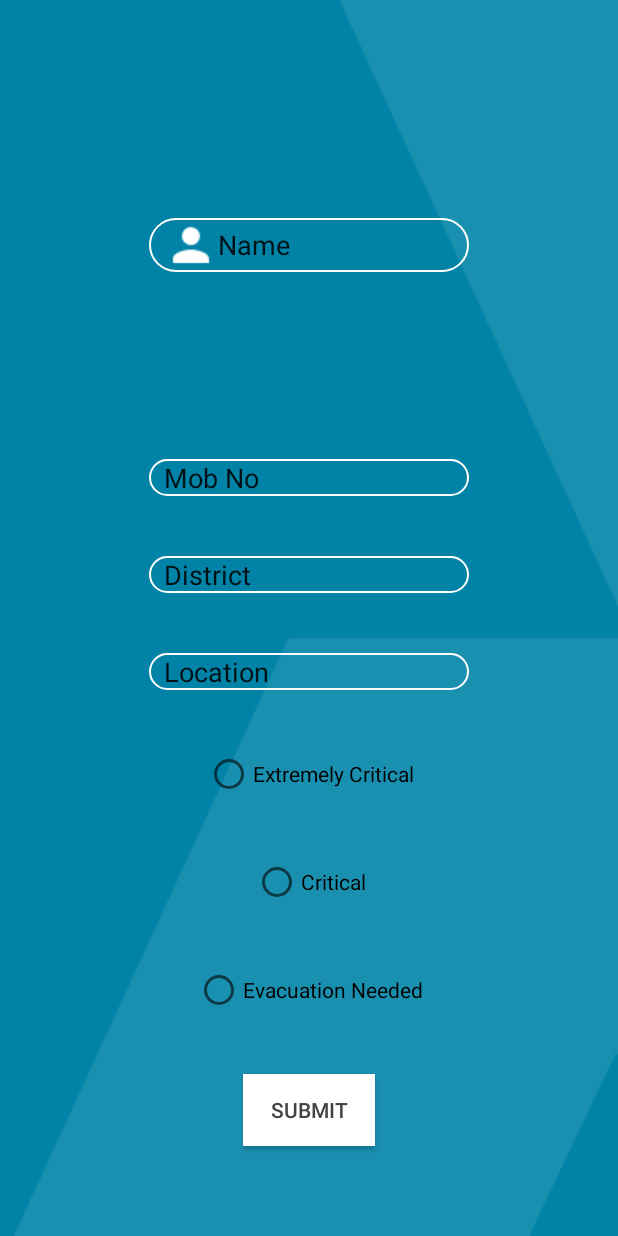
After one commit to SanduSuresh/KeralaFloodRescue, an Android app: the VictimHome screen opened directly, with no data from a screen before it, on a phone screen of 412 x 824 dp. The commit adds this screen. Run offline under Robolectric (Android 15) with nearby library versions, the phone set to English and light mode, and no system bars.

Commit message:
Added Victim Home

```diff
--- a/app/build.gradle
+++ b/app/build.gradle
@@ -28,6 +28,11 @@ dependencies {
 
     implementation 'androidx.appcompat:appcompat:1.1.0'
     implementation 'androidx.constraintlayout:constraintlayout:1.1.3'
+    implementation 'androidx.legacy:legacy-support-v4:1.0.0'
+    implementation 'com.google.android.material:material:1.0.0'
+    implementation 'androidx.navigation:navigation-fragment:2.0.0'
+    implementation 'androidx.navigation:navigation-ui:2.0.0'
+    implementation 'androidx.lifecycle:lifecycle-extensions:2.0.0'
     testImplementation 'junit:junit:4.12'
     androidTestImplementation 'androidx.test.ext:junit:1.1.1'
     androidTestImplementation 'androidx.test.espresso:espresso-core:3.2.0'
--- a/app/src/main/AndroidManifest.xml
+++ b/app/src/main/AndroidManifest.xml
@@ -9,7 +9,8 @@
         android:roundIcon="@mipmap/ic_launcher_round"
         android:supportsRtl="true"
         android:theme="@style/AppTheme">
-        <activity android:name=".AdminHome"></activity>
+        <activity android:name=".VictimHome"></activity>
+        <activity android:name=".AdminHome" />
         <activity android:name=".AdminLogin" />
         <activity android:name=".MainActivity">
             <intent-filter>
--- /dev/null
+++ b/app/src/main/java/com/example/keralafloodrescue/VictimHome.java
@@ -0,0 +1,14 @@
+package com.example.keralafloodrescue;
+
+import androidx.appcompat.app.AppCompatActivity;
+
+import android.os.Bundle;
+
+public class VictimHome extends AppCompatActivity {
+
+    @Override
+    protected void onCreate(Bundle savedInstanceState) {
+        super.onCreate(savedInstanceState);
+        setContentView(R.layout.activity_victim_home);
+    }
+}
--- /dev/null
+++ b/app/src/main/res/layout/activity_victim_home.xml
@@ -0,0 +1,123 @@
+<?xml version="1.0" encoding="utf-8"?>
+<androidx.constraintlayout.widget.ConstraintLayout xmlns:android="http://schemas.android.com/apk/res/android"
+    xmlns:app="http://schemas.android.com/apk/res-auto"
+    xmlns:tools="http://schemas.android.com/tools"
+    android:layout_width="match_parent"
+    android:layout_height="match_parent"
+    android:background="@drawable/back"
+    tools:context=".VictimHome">
+
+    <EditText
+        android:id="@+id/nameText"
+        android:layout_width="wrap_content"
+        android:layout_height="wrap_content"
+        android:layout_marginStart="83dp"
+        android:layout_marginTop="60dp"
+        android:layout_marginEnd="83dp"
+        android:layout_marginBottom="40dp"
+        android:ems="10"
+        android:inputType="textPersonName"
+        android:text="Name"
+        android:background="@drawable/shapeemail"
+        android:drawableLeft="@drawable/ic_person_black_24dp"
+        app:layout_constraintBottom_toTopOf="@+id/mobText"
+        app:layout_constraintEnd_toEndOf="parent"
+        app:layout_constraintStart_toStartOf="parent"
+        app:layout_constraintTop_toTopOf="parent" />
+
+    <EditText
+        android:id="@+id/mobText"
+        android:layout_width="wrap_content"
+        android:layout_height="wrap_content"
+        android:layout_marginStart="83dp"
+        android:layout_marginEnd="83dp"
+        android:layout_marginBottom="40dp"
+        android:ems="10"
+        android:inputType="textPersonName"
+        android:text="Mob No"
+        android:background="@drawable/shapeemail"
+        app:layout_constraintBottom_toTopOf="@+id/distText"
+        app:layout_constraintEnd_toEndOf="parent"
+        app:layout_constraintStart_toStartOf="parent" />
+
+    <EditText
+        android:id="@+id/distText"
+        android:layout_width="wrap_content"
+        android:layout_height="wrap_content"
+        android:layout_marginStart="83dp"
+        android:layout_marginEnd="83dp"
+        android:layout_marginBottom="40dp"
+        android:ems="10"
+        android:inputType="textPersonName"
+        android:text="District"
+        android:background="@drawable/shapeemail"
+        app:layout_constraintBottom_toTopOf="@+id/locText"
+        app:layout_constraintEnd_toEndOf="parent"
+        app:layout_constraintStart_toStartOf="parent" />
+
+    <RadioButton
+        android:id="@+id/extcriticRB"
+        android:layout_width="wrap_content"
+        android:layout_height="wrap_content"
+        android:layout_marginStart="120dp"
+        android:layout_marginEnd="120dp"
+        android:layout_marginBottom="40dp"
+        android:text="Extremely Critical"
+        app:layout_constraintBottom_toTopOf="@+id/criticRB"
+        app:layout_constraintEnd_toEndOf="parent"
+        app:layout_constraintStart_toStartOf="parent" />
+
+    <RadioButton
+        android:id="@+id/criticRB"
+        android:layout_width="wrap_content"
+        android:layout_height="wrap_content"
+        android:layout_marginStart="152dp"
+        android:layout_marginEnd="152dp"
+        android:layout_marginBottom="40dp"
+        android:text="Critical"
+        app:layout_constraintBottom_toTopOf="@+id/evacRB"
+        app:layout_constraintEnd_toEndOf="parent"
+        app:layout_constraintStart_toStartOf="parent" />
+
+    <RadioButton
+        android:id="@+id/evacRB"
+        android:layout_width="wrap_content"
+        android:layout_height="wrap_content"
+        android:layout_marginStart="113dp"
+        android:layout_marginEnd="113dp"
+        android:layout_marginBottom="40dp"
+        android:text="Evacuation Needed"
+        app:layout_constraintBottom_toTopOf="@+id/submitBtn"
+        app:layout_constraintEnd_toEndOf="parent"
+        app:layout_constraintStart_toStartOf="parent" />
+
+    <Button
+        android:id="@+id/submitBtn"
+        android:layout_width="wrap_content"
+        android:layout_height="wrap_content"
+        android:layout_marginStart="145dp"
+        android:layout_marginEnd="145dp"
+        android:layout_marginBottom="60dp"
+        android:text="Submit"
+        android:textColor="@color/cardview_dark_background"
+        android:background="#ffffff"
+        app:layout_constraintBottom_toBottomOf="parent"
+        app:layout_constraintEnd_toEndOf="parent"
+        app:layout_constraintStart_toStartOf="parent" />
+
+    <EditText
+        android:id="@+id/locText"
+        android:layout_width="wrap_content"
+        android:layout_height="wrap_content"
+        android:layout_marginStart="83dp"
+        android:layout_marginEnd="83dp"
+        android:layout_marginBottom="40dp"
+        android:ems="10"
+        android:inputType="textPersonName"
+        android:text="Location"
+        android:background="@drawable/shapeemail"
+        app:layout_constraintBottom_toTopOf="@+id/extcriticRB"
+        app:layout_constraintEnd_toEndOf="parent"
+        app:layout_constraintStart_toStartOf="parent" />
+
+</androidx.constraintlayout.widget.ConstraintLayout>
```
Also changed, not shown: app/src/main/java/com/example/keralafloodrescue/MainActivity.java (+8 -0 lines), app/src/main/res/drawable/ic_menu_camera.xml (added, +12 -0 lines), app/src/main/res/drawable/ic_menu_gallery.xml (added, +9 -0 lines), app/src/main/res/drawable/ic_menu_slideshow.xml (added, +9 -0 lines), app/src/main/res/drawable/side_nav_bar.xml (added, +9 -0 lines), app/src/main/res/menu/activity_victim_home_drawer.xml (added, +20 -0 lines), app/src/main/res/menu/victim_home.xml (added, +9 -0 lines), app/src/main/res/navigation/mobile_navigation.xml (added, +43 -0 lines), app/src/main/res/values-v21/styles.xml (added, +8 -0 lines), app/src/main/res/values/dimens.xml (added, +8 -0 lines), app/src/main/res/values/strings.xml (+13 -0 lines), app/src/main/res/values/styles.xml (+9 -0 lines).
